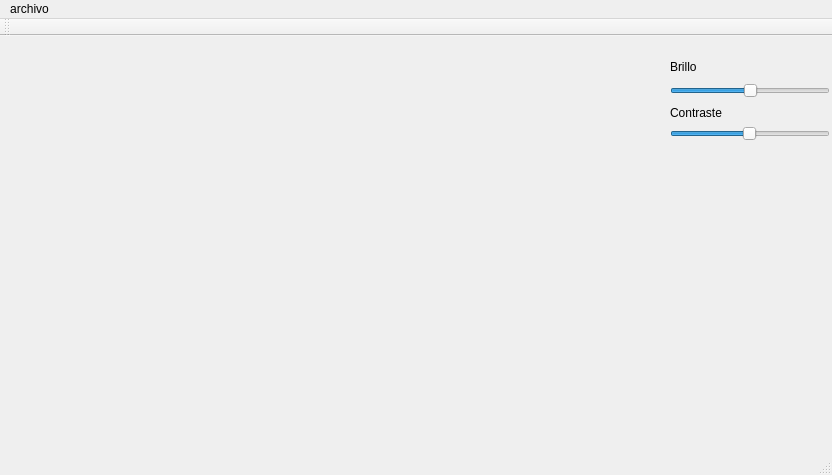
First picture: the form in postpro/project/mainwindow.ui, repository yonelyvan/top-grafica, before the edit.
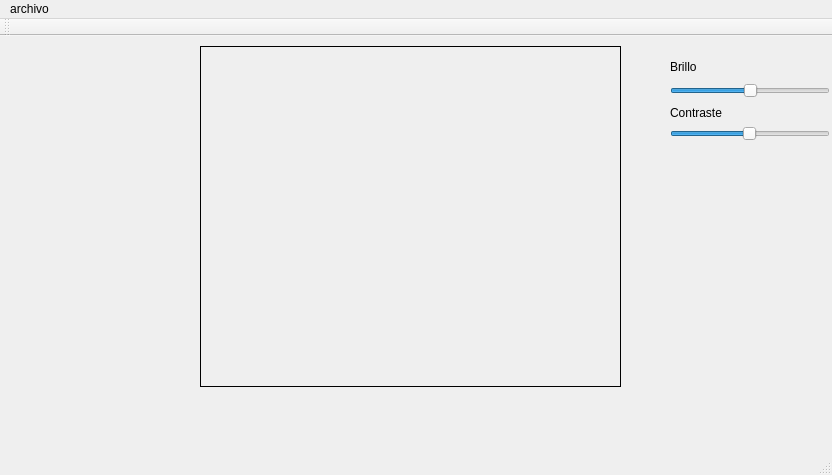
Second picture: the form after the edit.

Patch:
```diff
--- a/postpro/project/mainwindow.ui
+++ b/postpro/project/mainwindow.ui
@@ -58,6 +58,9 @@
       <height>341</height>
      </rect>
     </property>
+    <property name="styleSheet">
+     <string notr="true">border: 1px solid black</string>
+    </property>
     <property name="text">
      <string/>
     </property>
```
Left out of the diff: 13 changed lines with no effect on the pictures.
